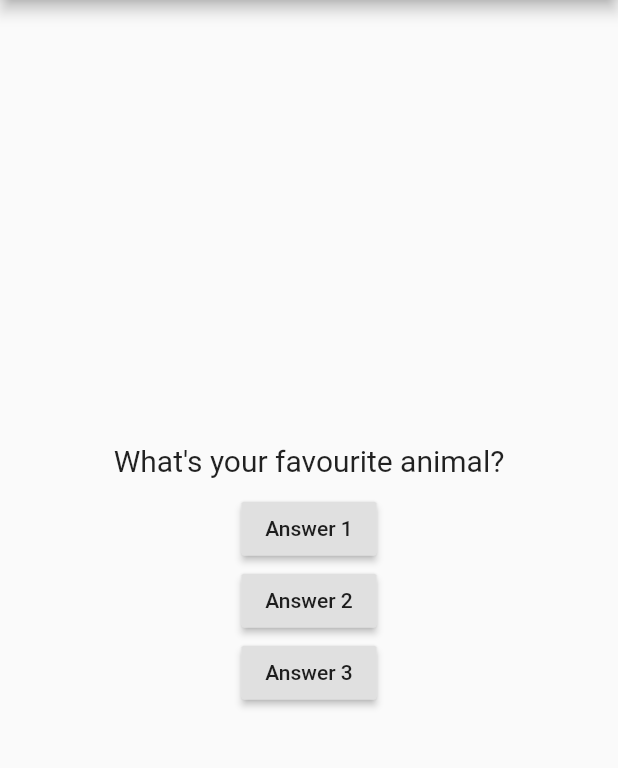
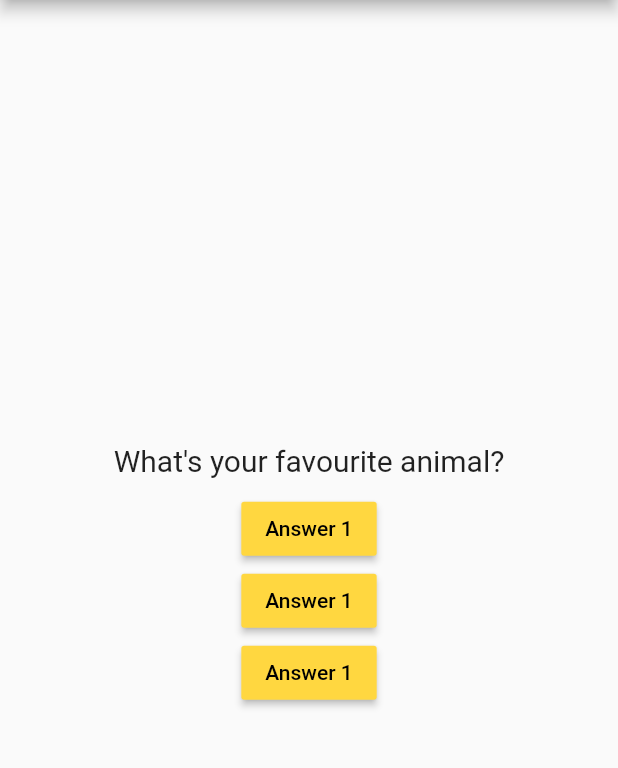
Before and after one commit to chitrank2050/QnA-App, a Flutter app: the screen it shows after launch, after a tap on "Answer 1", on a phone screen of 412 x 824 dp, the part 84-852 px from its top. Run offline on Flutter 3.47's test engine with Material 2 defaults, Android fonts, the phone set to English and light mode, and no system bars.

Commit message:
Added Q/A Map

```diff
--- /dev/null
+++ b/lib/answer.dart
@@ -0,0 +1,19 @@
+import 'package:flutter/material.dart';
+
+class Answer extends StatelessWidget {
+  final Function callback;
+
+  Answer(this.callback);
+
+  @override
+  Widget build(BuildContext context) {
+    return Container(
+      child: RaisedButton(
+        child: Text('Answer 1'),
+        color: Colors.amberAccent,
+        textColor: Colors.black,
+        onPressed: callback,
+      ),
+    );
+  }
+}
--- a/lib/main.dart
+++ b/lib/main.dart
@@ -1,6 +1,7 @@
 import 'package:flutter/material.dart';
 
 import './question.dart';
+import './answer.dart';
 
 void main() => runApp(MyApp());
 
@@ -26,11 +27,21 @@ class __MyHomePageState extends State<_MyHomePage> {
   var _questionIndex = 0;
 
   var questions = [
-    'What\'s your favourite color?',
-    'What\'s your favourite animal?',
+    {
+      'Q': 'What\'s your favourite color?',
+      'a': ['Black', 'Red', 'Green', 'White'],
+    },
+    {
+      'Q': 'What\'s your favourite animal?',
+      'a': ['Deer', 'Rabbit', 'Elephant', 'Lion'],
+    },
+    {
+      'Q': 'Who\'s your favourite instructor?',
+      'a': ['Max', 'Dany', 'Jin', 'Spencer'],
+    },
   ];
 
-  void answerQuestion() {
+  void _answerQuestion() {
     setState(() {
       _questionIndex += 1;
     });
@@ -44,25 +55,14 @@ class __MyHomePageState extends State<_MyHomePage> {
         backgroundColor: Colors.amber,
         title: Text('Flutter Demo'),
       ),
-      body: Center(
-        child: Column(
-          mainAxisAlignment: MainAxisAlignment.center,
-          children: <Widget>[
-            Question(questions[_questionIndex]),
-            RaisedButton(
-              child: Text('Answer 1'),
-              onPressed: answerQuestion,
-            ),
-            RaisedButton(
-              child: Text('Answer 2'),
-              onPressed: answerQuestion,
-            ),
-            RaisedButton(
-              child: Text('Answer 3'),
-              onPressed: answerQuestion,
-            ),
-          ],
-        ),
+      body: Column(
+        mainAxisAlignment: MainAxisAlignment.center,
+        children: <Widget>[
+          Question(questions[_questionIndex]['Q']),
+          Answer(_answerQuestion),
+          Answer(_answerQuestion),
+          Answer(_answerQuestion),
+        ],
       ),
     );
   }
```
